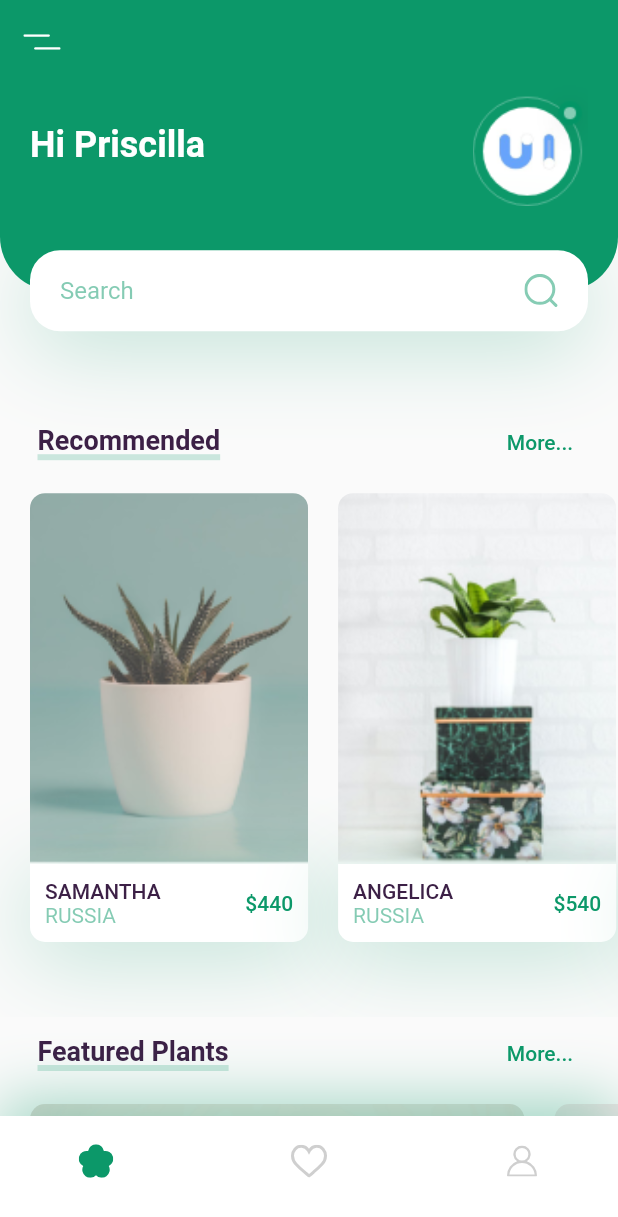
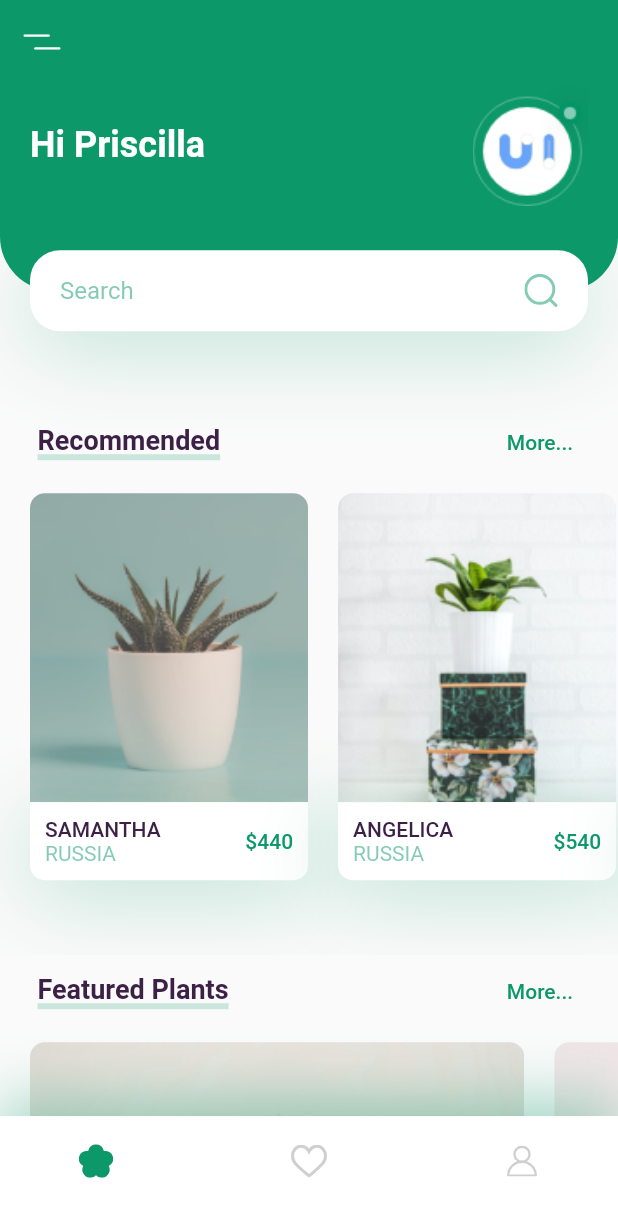
Before and after one commit to Nicole-ABC/plant-app-ui, a Flutter app: the screen it shows after launch, on a phone screen of 412 x 824 dp. Shown: the top 1217 px of the screen. Run offline on Flutter 3.47's test engine with Material 2 defaults, Android fonts, the phone set to English and light mode, and no system bars; our stand-ins replace flutter_svg.

Commit message:
ui tweaks

```diff
--- a/lib/screens/home/components/recommend_plants.dart
+++ b/lib/screens/home/components/recommend_plants.dart
@@ -76,7 +76,7 @@ class RecommendPlantCard extends StatelessWidget {
       child: Column(
         children: [
           Container(
-            height: size.height * 0.3,
+            height: size.height * 0.25,
             width: size.width * 0.45,
             decoration: BoxDecoration(
               borderRadius: BorderRadius.only(
```
